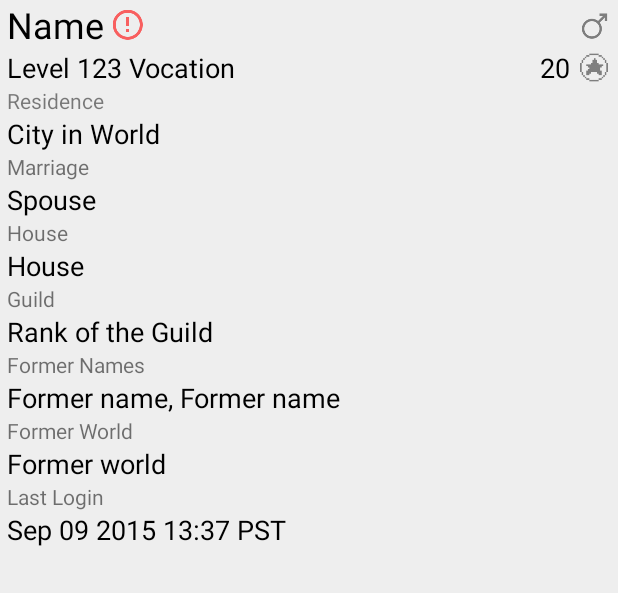
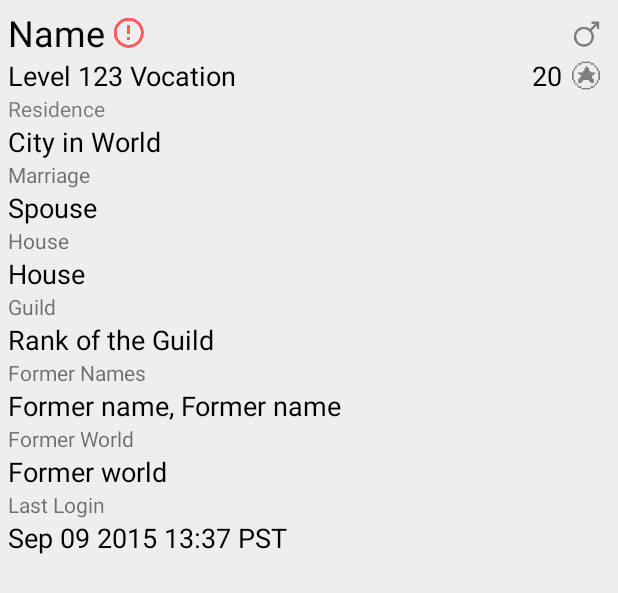
Before and after one commit to Galarzaa90/TibiaCompendium, an Android app: the layout card_character_info.xml on its own in the app's theme, with its tools: preview values and no code run, on a phone screen of 412 x 824 dp. Shown: the top 593 px of the screen. Run offline under Robolectric (Android 15) with nearby library versions, the phone set to English and light mode, and no system bars.

Commit message:
Change layout to LinearLayout with a child ConstraintLayout

```diff
--- a/app/src/main/res/layout/card_character_info.xml
+++ b/app/src/main/res/layout/card_character_info.xml
@@ -1,18 +1,15 @@
 <?xml version="1.0" encoding="utf-8"?>
-<android.support.constraint.ConstraintLayout
+<LinearLayout
     xmlns:android="http://schemas.android.com/apk/res/android"
     xmlns:app="http://schemas.android.com/apk/res-auto"
+    xmlns:tools="http://schemas.android.com/tools"
+    android:orientation="vertical"
+    android:padding="5dp"
     android:layout_width="match_parent"
-    android:layout_height="match_parent"
-    xmlns:tools="http://schemas.android.com/tools">
-    <android.support.constraint.Guideline
-        android:layout_width="wrap_content"
-        android:layout_height="wrap_content"
-        android:id="@+id/guideline"
-        app:layout_constraintGuide_begin="5dp"
-        android:orientation="vertical"
-        tools:layout_editor_absoluteY="0dp"
-        tools:layout_editor_absoluteX="5dp" />
+    android:layout_height="match_parent">
+    <android.support.constraint.ConstraintLayout
+        android:layout_width="match_parent"
+        android:layout_height="wrap_content">
         <ImageView
             android:id="@+id/warning"
             android:layout_width="wrap_content"
@@ -32,7 +29,7 @@
             android:gravity="center_vertical"
             tools:text="Name"
             style="@style/BigTitleText"
-        app:layout_constraintLeft_toLeftOf="@+id/guideline"
+            app:layout_constraintLeft_toLeftOf="parent"
             app:layout_constraintTop_toTopOf="parent" />
         <ImageView
             android:id="@+id/gender"
@@ -49,7 +46,7 @@
             style="@style/EntryText"
             tools:text="Level 123 Vocation"
             app:layout_constraintTop_toBottomOf="@+id/name"
-        app:layout_constraintLeft_toLeftOf="@+id/guideline" />
+            app:layout_constraintLeft_toLeftOf="parent" />
         <TextView
             android:id="@+id/achievements"
             android:layout_width="wrap_content"
@@ -67,110 +64,83 @@
             app:layout_constraintRight_toRightOf="parent"
             app:layout_constraintTop_toTopOf="@id/achievements"
             app:layout_constraintBottom_toBottomOf="@id/achievements"/>
+    </android.support.constraint.ConstraintLayout>
     <TextView
         android:id="@+id/residence_title"
         android:layout_height="wrap_content"
         android:layout_width="wrap_content"
         android:text="@string/residence"
-        style="@style/TitleText"
-        app:layout_constraintTop_toBottomOf="@+id/summary"
-        app:layout_constraintLeft_toLeftOf="@+id/guideline" />
+        style="@style/TitleText" />
     <TextView
         android:id="@+id/residence"
         android:layout_height="wrap_content"
         android:layout_width="wrap_content"
         tools:text="City in World"
-        style="@style/EntryText"
-        app:layout_constraintTop_toBottomOf="@+id/residence_title"
-        app:layout_constraintLeft_toLeftOf="@+id/guideline" />
+        style="@style/EntryText" />
     <TextView
         android:id="@+id/marriage_title"
         android:layout_width="wrap_content"
         android:layout_height="wrap_content"
-        android:text="@string/marriage"
-        app:layout_constraintTop_toBottomOf="@+id/residence"
-        app:layout_constraintLeft_toLeftOf="@+id/guideline" />
+        android:text="@string/marriage"/>
     <TextView
         android:id="@+id/marriage"
         android:layout_width="wrap_content"
         android:layout_height="wrap_content"
         tools:text="Spouse"
-        style="@style/EntryText"
-        app:layout_constraintTop_toBottomOf="@+id/marriage_title"
-        app:layout_constraintLeft_toLeftOf="@+id/guideline" />
+        style="@style/EntryText"/>
     <TextView
         android:id="@+id/house_title"
         android:layout_width="wrap_content"
         android:layout_height="wrap_content"
-        android:text="@string/house"
-        app:layout_constraintTop_toBottomOf="@+id/marriage"
-        app:layout_constraintLeft_toLeftOf="@+id/guideline" />
+        android:text="@string/house" />
     <TextView
         android:id="@+id/house"
         android:layout_width="wrap_content"
         android:layout_height="wrap_content"
         tools:text="House"
-        style="@style/EntryText"
-        app:layout_constraintTop_toBottomOf="@+id/house_title"
-        app:layout_constraintLeft_toLeftOf="@+id/guideline"/>
+        style="@style/EntryText"/>
     <TextView
         android:id="@+id/guild_title"
         android:layout_width="wrap_content"
         android:layout_height="wrap_content"
-        android:text="@string/guild"
-        app:layout_constraintTop_toBottomOf="@+id/house"
-        app:layout_constraintLeft_toLeftOf="@+id/guideline"/>
+        android:text="@string/guild"/>
     <TextView
         android:id="@+id/guild"
         android:layout_width="wrap_content"
         android:layout_height="wrap_content"
         tools:text="Rank of the Guild"
-        style="@style/EntryText"
-        app:layout_constraintTop_toBottomOf="@+id/guild_title"
-        app:layout_constraintLeft_toLeftOf="@+id/guideline"/>
+        style="@style/EntryText"/>
     <TextView
         android:id="@+id/former_names_title"
         android:layout_width="wrap_content"
         android:layout_height="wrap_content"
-        android:text="@string/former_names"
-        app:layout_constraintTop_toBottomOf="@+id/guild"
-        app:layout_constraintLeft_toLeftOf="@+id/guideline"/>
+        android:text="@string/former_names"/>
     <TextView
         android:id="@+id/former_names"
         android:layout_width="wrap_content"
         android:layout_height="wrap_content"
         tools:text="Former name, Former name"
-        style="@style/EntryText"
-        app:layout_constraintTop_toBottomOf="@+id/former_names_title"
-        app:layout_constraintLeft_toLeftOf="@+id/guideline"/>
+        style="@style/EntryText"/>
     <TextView
         android:id="@+id/former_world_title"
         android:layout_width="wrap_content"
         android:layout_height="wrap_content"
-        android:text="@string/former_world"
-        app:layout_constraintTop_toBottomOf="@+id/former_names"
-        app:layout_constraintLeft_toLeftOf="@+id/guideline"/>
+        android:text="@string/former_world"/>
     <TextView
         android:id="@+id/former_world"
         android:layout_width="wrap_content"
         android:layout_height="wrap_content"
         tools:text="Former world"
-        style="@style/EntryText"
-        app:layout_constraintTop_toBottomOf="@+id/former_world_title"
-        app:layout_constraintLeft_toLeftOf="@+id/guideline"/>
+        style="@style/EntryText"/>
     <TextView
         android:id="@+id/last_login_title"
         android:layout_height="wrap_content"
         android:layout_width="wrap_content"
-        android:text="@string/last_login"
-        app:layout_constraintTop_toBottomOf="@+id/former_world"
-        app:layout_constraintLeft_toLeftOf="@+id/guideline" />
+        android:text="@string/last_login" />
     <TextView
         android:id="@+id/last_login"
         android:layout_height="wrap_content"
         android:layout_width="wrap_content"
         tools:text="Sep 09 2015 13:37 PST"
-        style="@style/EntryText"
-        app:layout_constraintTop_toBottomOf="@+id/last_login_title"
-        app:layout_constraintLeft_toLeftOf="@+id/guideline" />
-</android.support.constraint.ConstraintLayout>
+        style="@style/EntryText" />
+</LinearLayout>
```
Lines whose indentation alone changed are shown as unchanged.
